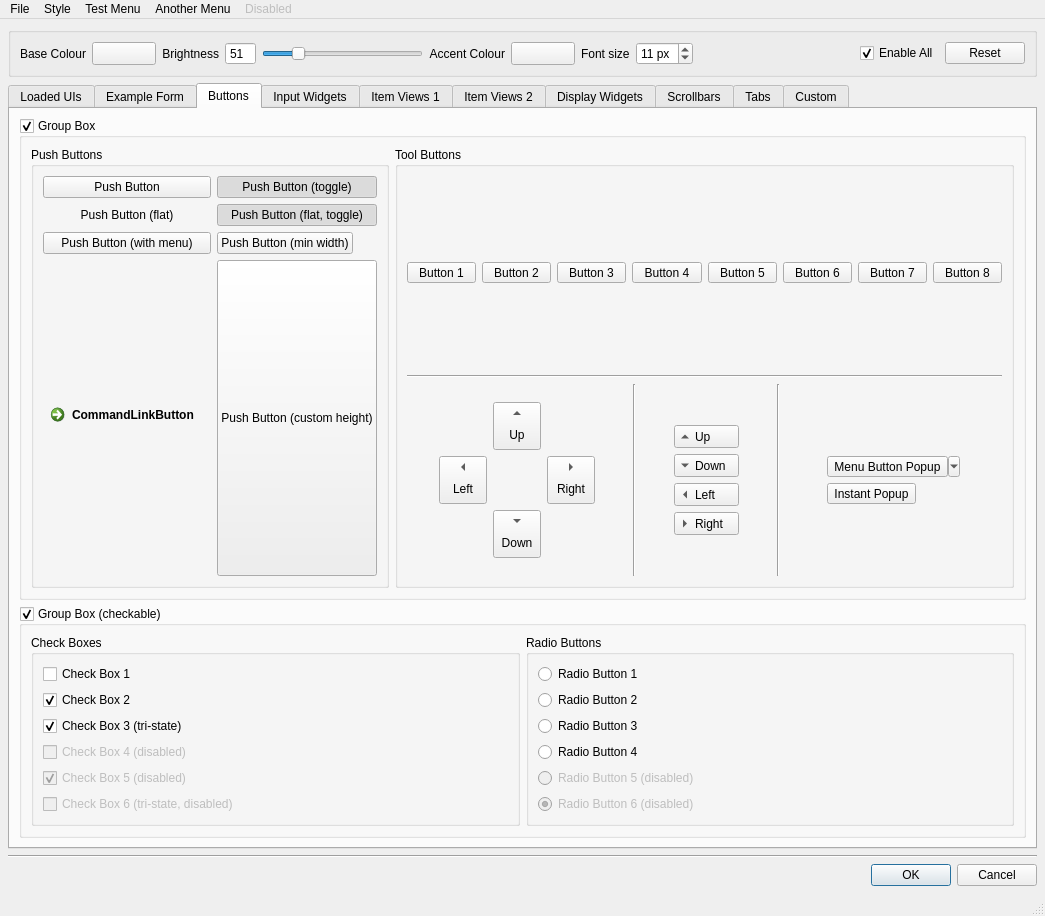
The window that src/forms/style_test.ui (mjbonnington/uistyle) describes before a commit, drawn with Qt 5.
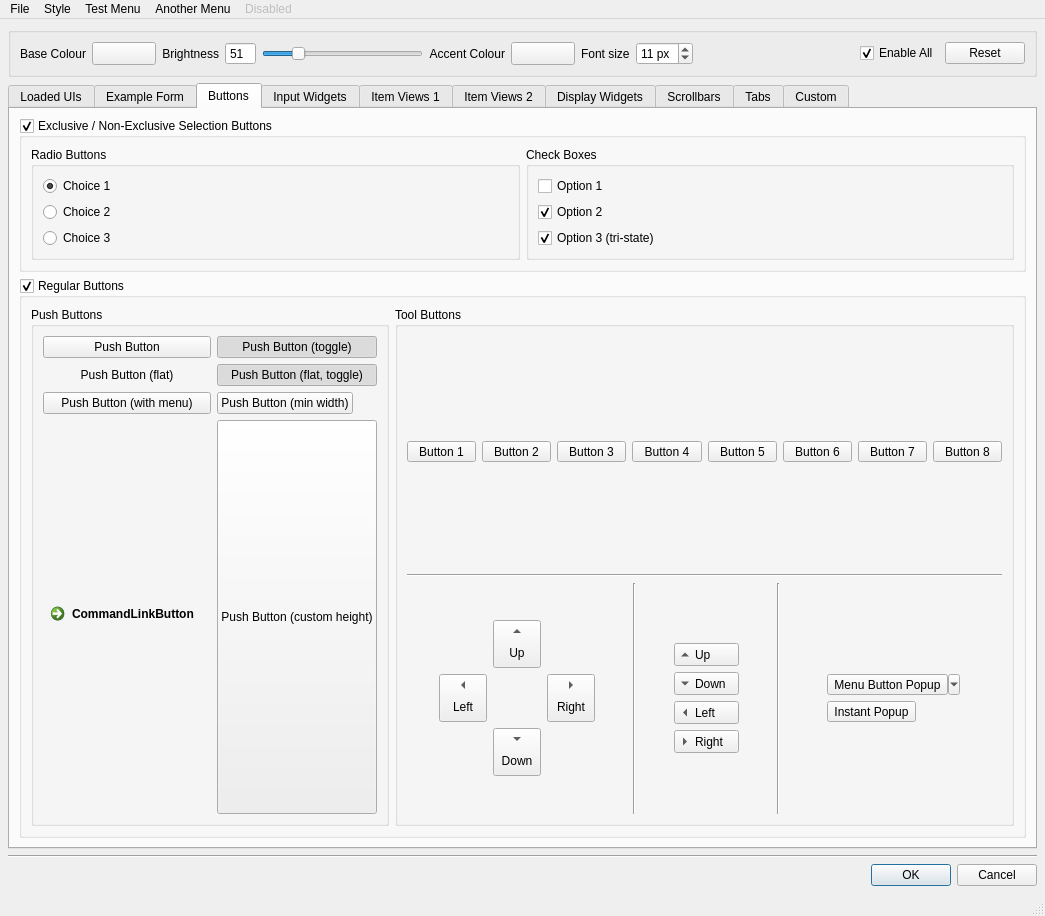
The same window after the commit. The open tabs and pages were chosen to show the change.

```diff
--- a/src/forms/style_test.ui
+++ b/src/forms/style_test.ui
@@ -598,10 +598,109 @@
         <string>Buttons</string>
        </attribute>
        <layout class="QVBoxLayout" name="verticalLayout_4">
+        <item>
+         <widget class="QGroupBox" name="optionButtons_groupBox">
+          <property name="title">
+           <string>Exclusive / Non-Exclusive Selection Buttons</string>
+          </property>
+          <property name="checkable">
+           <bool>true</bool>
+          </property>
+          <layout class="QHBoxLayout" name="horizontalLayout">
+           <item>
+            <widget class="QGroupBox" name="radioButtons_groupBox">
+             <property name="toolTip">
+              <string/>
+             </property>
+             <property name="title">
+              <string>Radio Buttons</string>
+             </property>
+             <property name="flat">
+              <bool>false</bool>
+             </property>
+             <property name="checkable">
+              <bool>false</bool>
+             </property>
+             <layout class="QVBoxLayout" name="verticalLayout_3">
+              <item>
+               <widget class="QRadioButton" name="radioButton_1">
+                <property name="text">
+                 <string>Choice 1</string>
+                </property>
+                <property name="checked">
+                 <bool>true</bool>
+                </property>
+               </widget>
+              </item>
+              <item>
+               <widget class="QRadioButton" name="radioButton_2">
+                <property name="text">
+                 <string>Choice 2</string>
+                </property>
+               </widget>
+              </item>
+              <item>
+               <widget class="QRadioButton" name="radioButton_3">
+                <property name="text">
+                 <string>Choice 3</string>
+                </property>
+               </widget>
+              </item>
+             </layout>
+            </widget>
+           </item>
+           <item>
+            <widget class="QGroupBox" name="checkBoxes_groupBox">
+             <property name="title">
+              <string>Check Boxes</string>
+             </property>
+             <property name="flat">
+              <bool>true</bool>
+             </property>
+             <property name="checkable">
+              <bool>false</bool>
+             </property>
+             <layout class="QVBoxLayout" name="verticalLayout_5">
+              <item>
+               <widget class="QCheckBox" name="checkBox_1">
+                <property name="text">
+                 <string>Option 1</string>
+                </property>
+               </widget>
+              </item>
+              <item>
+               <widget class="QCheckBox" name="checkBox_2">
+                <property name="text">
+                 <string>Option 2</string>
+                </property>
+                <property name="checked">
+                 <bool>true</bool>
+                </property>
+               </widget>
+              </item>
+              <item>
+               <widget class="QCheckBox" name="checkBox_3">
+                <property name="text">
+                 <string>Option 3 (tri-state)</string>
+                </property>
+                <property name="checked">
+                 <bool>true</bool>
+                </property>
+                <property name="tristate">
+                 <bool>true</bool>
+                </property>
+               </widget>
+              </item>
+             </layout>
+            </widget>
+           </item>
+          </layout>
+         </widget>
+        </item>
         <item>
          <widget class="QGroupBox" name="allButtons_groupBox">
           <property name="title">
-           <string>Group Box</string>
+           <string>Regular Buttons</string>
           </property>
           <property name="flat">
            <bool>false</bool>
@@ -1296,171 +1395,6 @@
           </layout>
          </widget>
         </item>
-        <item>
-         <widget class="QGroupBox" name="checkBox_groupBox">
-          <property name="title">
-           <string>Group Box (checkable)</string>
-          </property>
-          <property name="checkable">
-           <bool>true</bool>
-          </property>
-          <layout class="QHBoxLayout" name="horizontalLayout">
-           <item>
-            <widget class="QGroupBox" name="checkBoxes_groupBox">
-             <property name="title">
-              <string>Check Boxes</string>
-             </property>
-             <property name="flat">
-              <bool>true</bool>
-             </property>
-             <property name="checkable">
-              <bool>false</bool>
-             </property>
-             <layout class="QVBoxLayout" name="verticalLayout_5">
-              <item>
-               <widget class="QCheckBox" name="checkBox_1">
-                <property name="text">
-                 <string>Check Box 1</string>
-                </property>
-               </widget>
-              </item>
-              <item>
-               <widget class="QCheckBox" name="checkBox_2">
-                <property name="text">
-                 <string>Check Box 2</string>
-                </property>
-                <property name="checked">
-                 <bool>true</bool>
-                </property>
-               </widget>
-              </item>
-              <item>
-               <widget class="QCheckBox" name="checkBox_3">
-                <property name="text">
-                 <string>Check Box 3 (tri-state)</string>
-                </property>
-                <property name="checked">
-                 <bool>true</bool>
-                </property>
-                <property name="tristate">
-                 <bool>true</bool>
-                </property>
-               </widget>
-              </item>
-              <item>
-               <widget class="QCheckBox" name="checkBox_4">
-                <property name="enabled">
-                 <bool>false</bool>
-                </property>
-                <property name="styleSheet">
-                 <string notr="true"/>
-                </property>
-                <property name="text">
-                 <string>Check Box 4 (disabled)</string>
-                </property>
-               </widget>
-              </item>
-              <item>
-               <widget class="QCheckBox" name="checkBox_5">
-                <property name="enabled">
-                 <bool>false</bool>
-                </property>
-                <property name="text">
-                 <string>Check Box 5 (disabled)</string>
-                </property>
-                <property name="checked">
-                 <bool>true</bool>
-                </property>
-               </widget>
-              </item>
-              <item>
-               <widget class="QCheckBox" name="checkBox_6">
-                <property name="enabled">
-                 <bool>false</bool>
-                </property>
-                <property name="text">
-                 <string>Check Box 6 (tri-state, disabled)</string>
-                </property>
-               </widget>
-              </item>
-             </layout>
-            </widget>
-           </item>
-           <item>
-            <widget class="QGroupBox" name="radioButtons_groupBox">
-             <property name="toolTip">
-              <string/>
-             </property>
-             <property name="title">
-              <string>Radio Buttons</string>
-             </property>
-             <property name="flat">
-              <bool>false</bool>
-             </property>
-             <property name="checkable">
-              <bool>false</bool>
-             </property>
-             <layout class="QVBoxLayout" name="verticalLayout_3">
-              <item>
-               <widget class="QRadioButton" name="radioButton_1">
-                <property name="text">
-                 <string>Radio Button 1</string>
-                </property>
-                <property name="checked">
-                 <bool>false</bool>
-                </property>
-               </widget>
-              </item>
-              <item>
-               <widget class="QRadioButton" name="radioButton_2">
-                <property name="text">
-                 <string>Radio Button 2</string>
-                </property>
-               </widget>
-              </item>
-              <item>
-               <widget class="QRadioButton" name="radioButton_3">
-                <property name="text">
-                 <string>Radio Button 3</string>
-                </property>
-               </widget>
-              </item>
-              <item>
-               <widget class="QRadioButton" name="radioButton_4">
-                <property name="text">
-                 <string>Radio Button 4</string>
-                </property>
-               </widget>
-              </item>
-              <item>
-               <widget class="QRadioButton" name="radioButton_5">
-                <property name="enabled">
-                 <bool>false</bool>
-                </property>
-                <property name="text">
-                 <string>Radio Button 5 (disabled)</string>
-                </property>
-               </widget>
-              </item>
-              <item>
-               <widget class="QRadioButton" name="radioButton_6">
-                <property name="enabled">
-                 <bool>false</bool>
-                </property>
-                <property name="text">
-                 <string>Radio Button 6 (disabled)</string>
-                </property>
-                <property name="checked">
-                 <bool>true</bool>
-                </property>
-               </widget>
-              </item>
-             </layout>
-            </widget>
-           </item>
-          </layout>
-         </widget>
-        </item>
        </layout>
       </widget>
       <widget class="QWidget" name="tab_3">
```
Left out of the diff: 335 changed lines with no effect on the pictures.
